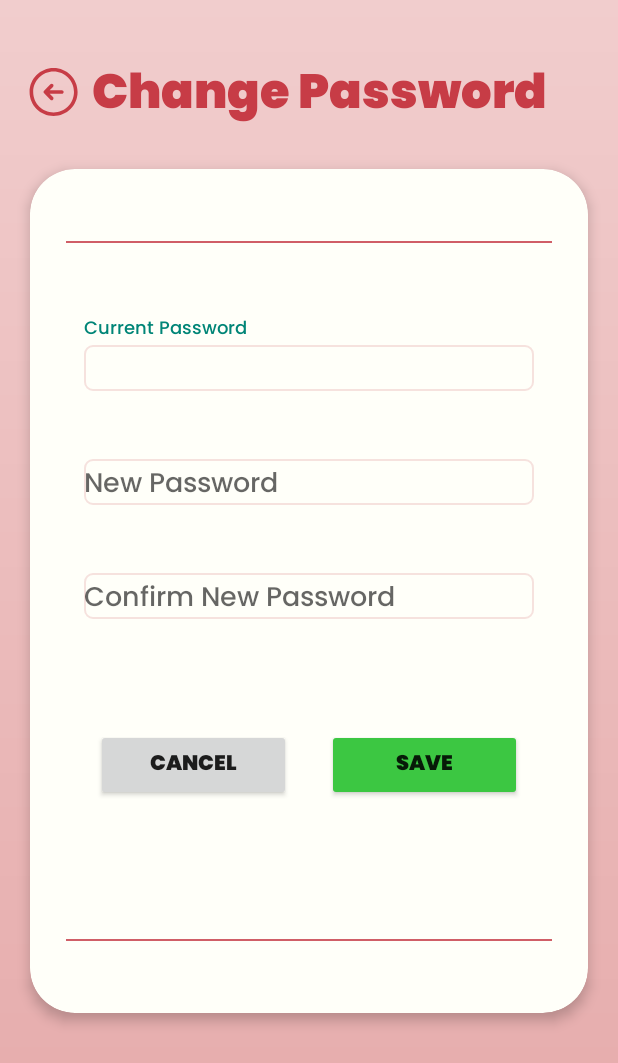
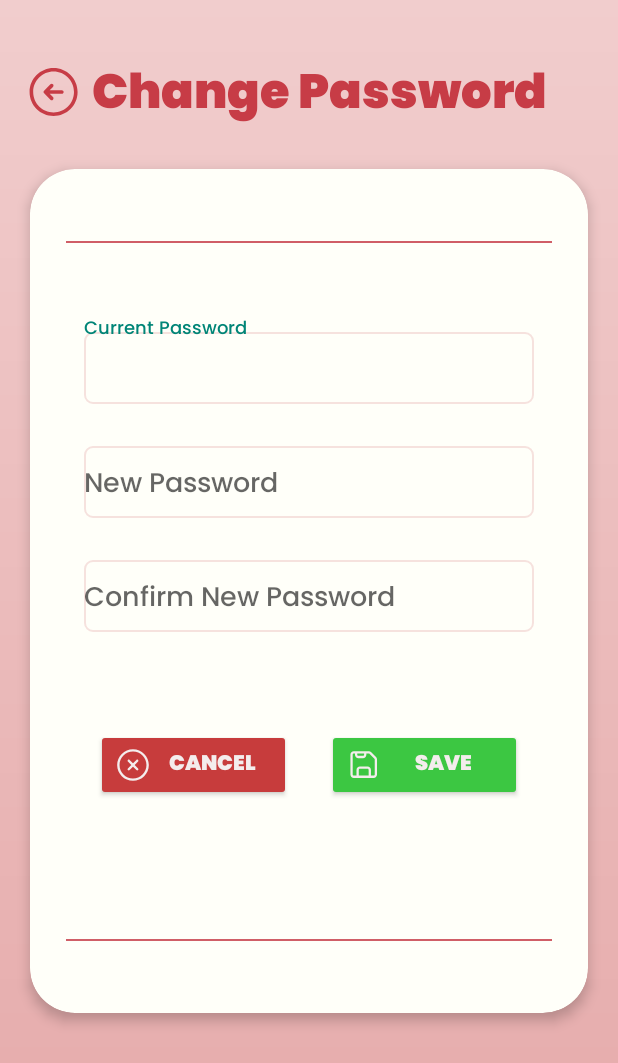
Before and after one commit to rykieldc/SIMS, an Android app: the ChangePasswordActivity screen opened directly, with no data from a screen before it, on a phone screen of 412 x 824 dp. Shown: the top 1063 px of the screen. Run offline under Robolectric (Android 15) with nearby library versions, the light colour scheme and no system bars; our stand-ins replace Firebase (no records; nobody signed in at launch, a user with empty details on screens opened directly).

Commit message:
Update app layouts

```diff
--- a/app/src/main/res/drawable/ic_add_user.xml
+++ b/app/src/main/res/drawable/ic_add_user.xml
@@ -1,6 +1,6 @@
 <vector xmlns:android="http://schemas.android.com/apk/res/android"
-    android:width="100dp"
-    android:height="100dp"
+    android:width="20dp"
+    android:height="20dp"
     android:viewportWidth="24"
     android:viewportHeight="24">
   <path
--- a/app/src/main/res/drawable/ic_delete_changes.xml
+++ b/app/src/main/res/drawable/ic_delete_changes.xml
@@ -1,6 +1,6 @@
 <vector xmlns:android="http://schemas.android.com/apk/res/android"
-    android:width="80dp"
-    android:height="80dp"
+    android:width="25dp"
+    android:height="25dp"
     android:viewportWidth="24"
     android:viewportHeight="24">
   <path
--- a/app/src/main/res/drawable/ic_edit_changes.xml
+++ b/app/src/main/res/drawable/ic_edit_changes.xml
@@ -1,6 +1,6 @@
 <vector xmlns:android="http://schemas.android.com/apk/res/android"
-    android:width="80dp"
-    android:height="80dp"
+    android:width="25dp"
+    android:height="25dp"
     android:viewportWidth="24"
     android:viewportHeight="24">
   <path
--- a/app/src/main/res/drawable/ic_save.xml
+++ b/app/src/main/res/drawable/ic_save.xml
@@ -1,7 +1,7 @@
 <vector xmlns:android="http://schemas.android.com/apk/res/android"
     xmlns:tools="http://schemas.android.com/tools"
-    android:width="80dp"
-    android:height="80dp"
+    android:width="25dp"
+    android:height="25dp"
     android:viewportWidth="25"
     android:viewportHeight="25">
   <path
--- a/app/src/main/res/drawable/ic_search.xml
+++ b/app/src/main/res/drawable/ic_search.xml
@@ -1,6 +1,6 @@
 <vector xmlns:android="http://schemas.android.com/apk/res/android"
-    android:width="80dp"
-    android:height="80dp"
+    android:width="25dp"
+    android:height="25dp"
     android:viewportWidth="24"
     android:viewportHeight="25">
   <path
--- a/app/src/main/res/drawable/ic_xmark_circle.xml
+++ b/app/src/main/res/drawable/ic_xmark_circle.xml
@@ -1,6 +1,6 @@
 <vector xmlns:android="http://schemas.android.com/apk/res/android"
-    android:width="80dp"
-    android:height="80dp"
+    android:width="25dp"
+    android:height="25dp"
     android:viewportWidth="24"
     android:viewportHeight="24">
   <path
--- a/app/src/main/res/layout/activity_change_password.xml
+++ b/app/src/main/res/layout/activity_change_password.xml
@@ -69,7 +69,7 @@
                         <com.google.android.material.textfield.TextInputEditText
                             android:id="@+id/currentPasswordEditText"
                             android:layout_width="300dp"
-                            android:layout_height="wrap_content"
+                            android:layout_height="48dp"
                             android:background="@drawable/bg_fields"
                             android:hint="@string/current_password"
                             android:textColor="@color/black"
@@ -87,7 +87,7 @@
                         <com.google.android.material.textfield.TextInputEditText
                             android:id="@+id/newPasswordEditText"
                             android:layout_width="300dp"
-                            android:layout_height="wrap_content"
+                            android:layout_height="48dp"
                             android:background="@drawable/bg_fields"
                             android:hint="@string/new_password"
                             android:textColor="@color/black"
@@ -105,7 +105,7 @@
                         <com.google.android.material.textfield.TextInputEditText
                             android:id="@+id/confirmPasswordEditText"
                             android:layout_width="300dp"
-                            android:layout_height="wrap_content"
+                            android:layout_height="48dp"
                             android:background="@drawable/bg_fields"
                             android:hint="@string/confirm_new_password"
                             android:textColor="@color/black"
@@ -123,13 +123,14 @@
                             android:id="@+id/cancelBtn"
                             android:layout_width="130dp"
                             android:layout_height="wrap_content"
+                            android:backgroundTint="@color/cancel_color"
                             android:fontFamily="@font/poppins_black"
                             android:text="@string/cancel"
                             android:textAllCaps="true"
+                            android:textColor="@color/white"
                             android:textStyle="bold"
                             app:cornerRadius="10dp"
-                            app:icon="@drawable/ic_xmark_circle"
-                            app:iconPadding="0dp"
+                            android:drawableStart="@drawable/ic_xmark_circle"
                             tools:ignore="ButtonStyle,TextContrastCheck"
                             tools:layout_editor_absoluteY="728dp" />
 
@@ -137,15 +138,15 @@
                             android:id="@+id/saveBtn"
                             android:layout_width="130dp"
                             android:layout_height="wrap_content"
+                            android:layout_marginStart="24dp"
                             android:backgroundTint="@color/save_color"
+                            android:drawableStart="@drawable/ic_save"
                             android:fontFamily="@font/poppins_black"
                             android:text="@string/save"
-                            android:layout_marginStart="24dp"
                             android:textAllCaps="true"
+                            android:textColor="@color/white"
                             android:textStyle="bold"
                             app:cornerRadius="10dp"
-                            app:icon="@drawable/ic_save"
-                            app:iconPadding="0dp"
                             tools:ignore="ButtonStyle,TextContrastCheck"
                             tools:layout_editor_absoluteY="731dp" />
                     </LinearLayout>
--- a/app/src/main/res/layout/dialog_cancel.xml
+++ b/app/src/main/res/layout/dialog_cancel.xml
@@ -57,6 +57,7 @@
                     android:fontFamily="@font/poppins_black"
                     android:text="@string/no"
                     android:textAllCaps="true"
+                    android:textColor="@color/white"
                     android:textStyle="bold"
                     app:cornerRadius="10dp"
                     tools:ignore="ButtonStyle,TextContrastCheck"
@@ -71,6 +72,7 @@
                     android:fontFamily="@font/poppins_black"
                     android:text="@string/yes"
                     android:textAllCaps="true"
+                    android:textColor="@color/white"
                     android:textStyle="bold"
                     app:cornerRadius="10dp"
                     tools:ignore="ButtonStyle,TextContrastCheck"
--- a/app/src/main/res/layout/dialog_delete_item.xml
+++ b/app/src/main/res/layout/dialog_delete_item.xml
@@ -58,6 +58,7 @@
                     android:fontFamily="@font/poppins_black"
                     android:text="@string/no"
                     android:textAllCaps="true"
+                    android:textColor="@color/white"
                     android:textStyle="bold"
                     app:cornerRadius="10dp"
                     tools:ignore="ButtonStyle,TextContrastCheck"
@@ -72,6 +73,7 @@
                     android:fontFamily="@font/poppins_black"
                     android:text="@string/yes"
                     android:textAllCaps="true"
+                    android:textColor="@color/white"
                     android:textStyle="bold"
                     app:cornerRadius="10dp"
                     tools:ignore="ButtonStyle,TextContrastCheck"
--- a/app/src/main/res/layout/dialog_delete_user.xml
+++ b/app/src/main/res/layout/dialog_delete_user.xml
@@ -58,6 +58,7 @@
                     android:fontFamily="@font/poppins_black"
                     android:text="@string/no"
                     android:textAllCaps="true"
+                    android:textColor="@color/white"
                     android:textStyle="bold"
                     app:cornerRadius="10dp"
                     tools:ignore="ButtonStyle,TextContrastCheck"
@@ -72,6 +73,7 @@
                     android:fontFamily="@font/poppins_black"
                     android:text="@string/yes"
                     android:textAllCaps="true"
+                    android:textColor="@color/white"
                     android:textStyle="bold"
                     app:cornerRadius="10dp"
                     tools:ignore="ButtonStyle,TextContrastCheck"
--- a/app/src/main/res/layout/dialog_logout_confirmation.xml
+++ b/app/src/main/res/layout/dialog_logout_confirmation.xml
@@ -57,6 +57,7 @@
                     android:fontFamily="@font/poppins_black"
                     android:text="@string/no"
                     android:textAllCaps="true"
+                    android:textColor="@color/white"
                     android:textStyle="bold"
                     app:cornerRadius="10dp"
                     tools:ignore="ButtonStyle,TextContrastCheck"
@@ -71,6 +72,7 @@
                     android:fontFamily="@font/poppins_black"
                     android:text="@string/yes"
                     android:textAllCaps="true"
+                    android:textColor="@color/white"
                     android:textStyle="bold"
                     app:cornerRadius="10dp"
                     tools:ignore="ButtonStyle,TextContrastCheck"
--- a/app/src/main/res/layout/dialog_save_changes.xml
+++ b/app/src/main/res/layout/dialog_save_changes.xml
@@ -57,6 +57,7 @@
                     android:fontFamily="@font/poppins_black"
                     android:text="@string/no"
                     android:textAllCaps="true"
+                    android:textColor="@color/white"
                     android:textStyle="bold"
                     app:cornerRadius="10dp"
                     tools:ignore="ButtonStyle,TextContrastCheck"
@@ -71,6 +72,7 @@
                     android:fontFamily="@font/poppins_black"
                     android:text="@string/yes"
                     android:textAllCaps="true"
+                    android:textColor="@color/white"
                     android:textStyle="bold"
                     app:cornerRadius="10dp"
                     tools:ignore="ButtonStyle,TextContrastCheck"
--- a/app/src/main/res/layout/fragment_settings.xml
+++ b/app/src/main/res/layout/fragment_settings.xml
@@ -83,7 +83,6 @@
                         android:textColor="@color/white"
                         android:textStyle="bold"
                         app:cornerRadius="10dp"
-                        app:iconPadding="0dp"
                         tools:ignore="ButtonStyle,TextContrastCheck,TextSizeCheck" />
 
                     <Button
@@ -97,7 +96,6 @@
                         android:textAllCaps="true"
                         android:textStyle="bold"
                         app:cornerRadius="10dp"
-                        app:iconPadding="0dp"
                         tools:ignore="ButtonStyle,TextContrastCheck" />
                 </LinearLayout>
 
@@ -139,7 +137,6 @@
                         android:textAllCaps="true"
                         android:textStyle="bold"
                         app:cornerRadius="10dp"
-                        app:iconPadding="0dp"
                         tools:ignore="ButtonStyle,TextContrastCheck" />
                 </LinearLayout>
 
```
Also changed, not shown: app/src/main/res/layout/activity_add_item.xml (+5 -5 lines), app/src/main/res/layout/activity_edit_item.xml (+5 -4 lines), app/src/main/res/layout/activity_manage_users.xml (+7 -4 lines), app/src/main/res/layout/activity_view_item_details.xml (+5 -5 lines), app/src/main/res/layout/dialog_add_user.xml (+6 -5 lines), app/src/main/res/layout/dialog_edit_user.xml (+5 -4 lines).
